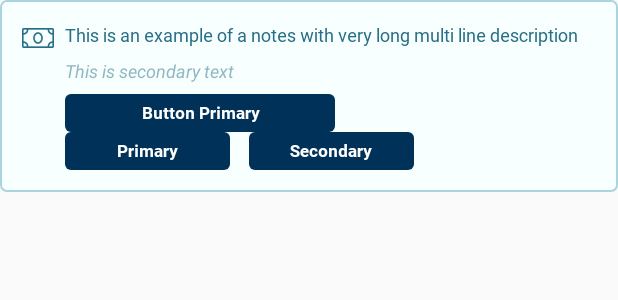
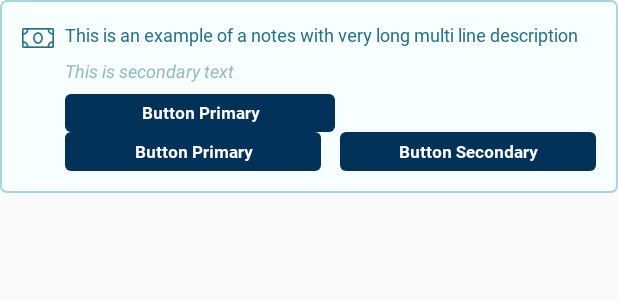
Before and after one commit to kaodim/android-design, an Android app: the layout kdl_notes_standard.xml on its own in the app's theme, with its tools: preview values and no code run, on a phone screen of 412 x 824 dp. Shown: the top 300 px of the screen. Run offline under Robolectric (Android 15) with nearby library versions, the phone set to English and light mode, and no system bars.

Commit message:
Fixed notes standard button
- Fixed button cutoff if the text is long
- Button height will be dynamically set based on the text length

```diff
--- a/kaodimdesign/src/main/res/layout/kdl_notes_standard.xml
+++ b/kaodimdesign/src/main/res/layout/kdl_notes_standard.xml
@@ -9,6 +9,7 @@
     <LinearLayout
         android:layout_width="match_parent"
         android:layout_height="wrap_content"
+
         android:orientation="horizontal"
         >
 
@@ -78,45 +79,53 @@
             </LinearLayout>
 
             <LinearLayout
-                android:layout_width="wrap_content"
+                android:layout_width="match_parent"
                 android:layout_height="wrap_content"
                 android:orientation="horizontal"
+                android:gravity="fill"
+                android:weightSum="2"
                 android:id="@+id/llDoublebutton"
                 android:visibility="visible">
 
                 <Button
                     android:id="@+id/btnDoublePrimary"
                     style="@style/NormalTextBolded"
-                    android:layout_width="wrap_content"
-                    android:layout_height="25dp"
-                    android:minWidth="110dp"
+                    android:layout_width="0dp"
+                    android:layout_height="match_parent"
+                    android:layout_weight="1"
+                    android:minHeight="25dp"
                     android:background="@drawable/button_firefly"
                     android:clickable="true"
                     android:foreground="?attr/selectableItemBackground"
                     android:gravity="center"
-                    android:paddingLeft="20dp"
-                    android:paddingRight="20dp"
+                    android:paddingLeft="15dp"
+                    android:paddingRight="15dp"
+                    android:paddingTop="5dp"
+                    android:paddingBottom="5dp"
                     android:stateListAnimator="@null"
-                    android:text="Primary"
+                    android:text="Button Primary"
                     android:textSize="@dimen/size_11"
                     android:textColor="#fff" />
 
                 <Button
                     android:id="@+id/btnDoubleSecondary"
                     style="@style/NormalTextBolded"
-                    android:layout_width="wrap_content"
-                    android:layout_height="25dp"
-                    android:minWidth="110dp"
+                    android:layout_width="0dp"
+                    android:layout_height="match_parent"
+                    android:minHeight="25dp"
+                    android:layout_weight="1"
                     android:layout_marginLeft="12.5dp"
                     android:background="@drawable/button_firefly"
                     android:clickable="true"
                     android:focusable="true"
                     android:foreground="?attr/selectableItemBackground"
                     android:gravity="center"
-                    android:paddingLeft="20dp"
-                    android:paddingRight="20dp"
+                    android:paddingLeft="15dp"
+                    android:paddingRight="15dp"
+                    android:paddingTop="5dp"
+                    android:paddingBottom="5dp"
                     android:stateListAnimator="@null"
-                    android:text="Secondary"
+                    android:text="Button Secondary"
                     android:textSize="@dimen/size_11"
                     android:textColor="#fff" />
 
```
